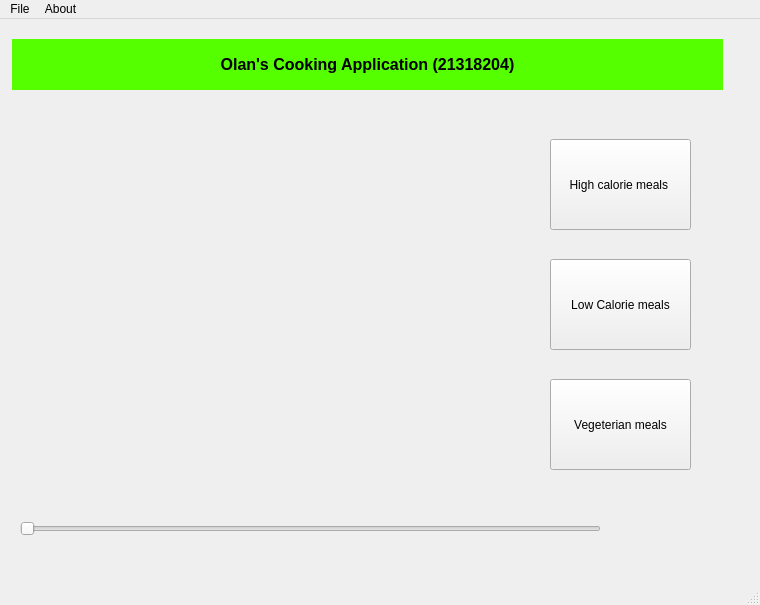
Old version of the form RecipeApplication/mainwindow.ui in the repository olanhealy/Cs4076-EventDrivenProgramming-Project.
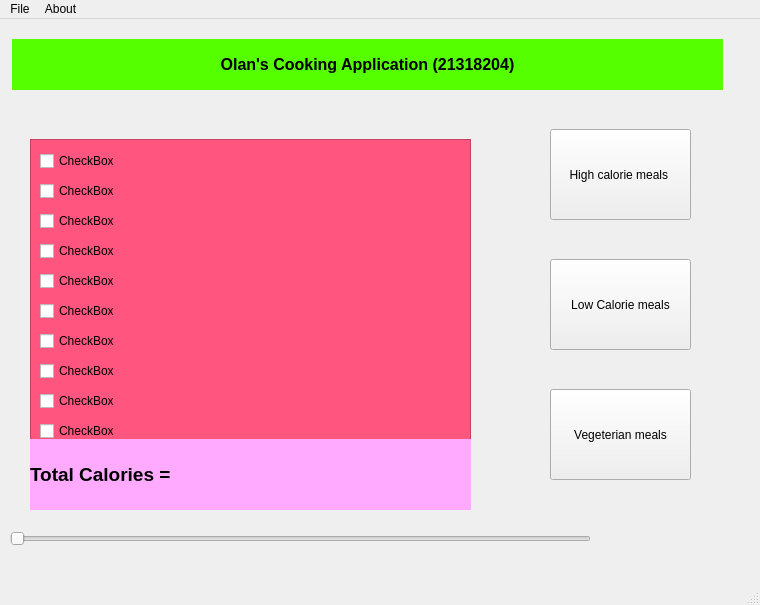
New version of the form. Icons and pictures are not drawn.

Commit message: More done to mainwindow.ui, box made for where recipe will be displayed, starts on radio button. Working on QLayout to get the dimensions of window right, Getting vtable issues with virtual function so took it out *For Now will add back in when work my head around issue*

```diff
--- a/RecipeApplication/mainwindow.ui
+++ b/RecipeApplication/mainwindow.ui
@@ -18,7 +18,7 @@
     <property name="geometry">
      <rect>
       <x>550</x>
-      <y>120</y>
+      <y>110</y>
       <width>141</width>
       <height>91</height>
      </rect>
@@ -44,7 +44,7 @@
     <property name="geometry">
      <rect>
       <x>550</x>
-      <y>360</y>
+      <y>370</y>
       <width>141</width>
       <height>91</height>
      </rect>
@@ -56,8 +56,8 @@
    <widget class="QSlider" name="timeSlider">
     <property name="geometry">
      <rect>
-      <x>20</x>
-      <y>500</y>
+      <x>10</x>
+      <y>510</y>
       <width>581</width>
       <height>20</height>
      </rect>
@@ -69,8 +69,8 @@
    <widget class="QLabel" name="timeTracker">
     <property name="geometry">
      <rect>
-      <x>590</x>
-      <y>500</y>
+      <x>620</x>
+      <y>510</y>
       <width>63</width>
       <height>20</height>
      </rect>
@@ -96,6 +96,176 @@
      <string>&lt;html&gt;&lt;head/&gt;&lt;body&gt;&lt;p align=&quot;center&quot;&gt;&lt;span style=&quot; font-size:12pt; font-weight:700;&quot;&gt;                                                                                       Olan's Cooking Application (21318204)&lt;/span&gt;&lt;/p&gt;&lt;/body&gt;&lt;/html&gt;</string>
     </property>
    </widget>
+   <widget class="QTextBrowser" name="textBrowser">
+    <property name="geometry">
+     <rect>
+      <x>30</x>
+      <y>120</y>
+      <width>441</width>
+      <height>371</height>
+     </rect>
+    </property>
+    <property name="styleSheet">
+     <string notr="true">background-color: rgb(255, 85, 127)</string>
+    </property>
+    <property name="html">
+     <string>&lt;!DOCTYPE HTML PUBLIC &quot;-//W3C//DTD HTML 4.0//EN&quot; &quot;http://www.w3.org/TR/REC-html40/strict.dtd&quot;&gt;
+&lt;html&gt;&lt;head&gt;&lt;meta name=&quot;qrichtext&quot; content=&quot;1&quot; /&gt;&lt;meta charset=&quot;utf-8&quot; /&gt;&lt;style type=&quot;text/css&quot;&gt;
+p, li { white-space: pre-wrap; }
+hr { height: 1px; border-width: 0; }
+li.unchecked::marker { content: &quot;\2610&quot;; }
+li.checked::marker { content: &quot;\2612&quot;; }
+&lt;/style&gt;&lt;/head&gt;&lt;body style=&quot; font-family:'Segoe UI'; font-size:9pt; font-weight:400; font-style:normal;&quot;&gt;
+&lt;p style=&quot;-qt-paragraph-type:empty; margin-top:0px; margin-bottom:0px; margin-left:0px; margin-right:0px; -qt-block-indent:0; text-indent:0px;&quot;&gt;&lt;br /&gt;&lt;/p&gt;&lt;/body&gt;&lt;/html&gt;</string>
+    </property>
+   </widget>
+   <widget class="QCheckBox" name="ingridentOne">
+    <property name="geometry">
+     <rect>
+      <x>40</x>
+      <y>130</y>
+      <width>88</width>
+      <height>24</height>
+     </rect>
+    </property>
+    <property name="text">
+     <string>CheckBox</string>
+    </property>
+   </widget>
+   <widget class="QCheckBox" name="ingridentTwo">
+    <property name="geometry">
+     <rect>
+      <x>40</x>
+      <y>160</y>
+      <width>88</width>
+      <height>24</height>
+     </rect>
+    </property>
+    <property name="text">
+     <string>CheckBox</string>
+    </property>
+   </widget>
+   <widget class="QCheckBox" name="ingridentThree">
+    <property name="geometry">
+     <rect>
+      <x>40</x>
+      <y>190</y>
+      <width>88</width>
+      <height>24</height>
+     </rect>
+    </property>
+    <property name="text">
+     <string>CheckBox</string>
+    </property>
+   </widget>
+   <widget class="QCheckBox" name="ingridentFour">
+    <property name="geometry">
+     <rect>
+      <x>40</x>
+      <y>220</y>
+      <width>88</width>
+      <height>24</height>
+     </rect>
+    </property>
+    <property name="text">
+     <string>CheckBox</string>
+    </property>
+   </widget>
+   <widget class="QCheckBox" name="ingridentFive">
+    <property name="geometry">
+     <rect>
+      <x>40</x>
+      <y>250</y>
+      <width>88</width>
+      <height>24</height>
+     </rect>
+    </property>
+    <property name="text">
+     <string>CheckBox</string>
+    </property>
+   </widget>
+   <widget class="QCheckBox" name="ingridentSix">
+    <property name="geometry">
+     <rect>
+      <x>40</x>
+      <y>280</y>
+      <width>88</width>
+      <height>24</height>
+     </rect>
+    </property>
+    <property name="text">
+     <string>CheckBox</string>
+    </property>
+   </widget>
+   <widget class="QCheckBox" name="ingridentSeven">
+    <property name="geometry">
+     <rect>
+      <x>40</x>
+      <y>310</y>
+      <width>88</width>
+      <height>24</height>
+     </rect>
+    </property>
+    <property name="text">
+     <string>CheckBox</string>
+    </property>
+   </widget>
+   <widget class="QCheckBox" name="ingridentEight">
+    <property name="geometry">
+     <rect>
+      <x>40</x>
+      <y>340</y>
+      <width>88</width>
+      <height>24</height>
+     </rect>
+    </property>
+    <property name="text">
+     <string>CheckBox</string>
+    </property>
+   </widget>
+   <widget class="QCheckBox" name="ingridentNine">
+    <property name="geometry">
+     <rect>
+      <x>40</x>
+      <y>370</y>
+      <width>88</width>
+      <height>24</height>
+     </rect>
+    </property>
+    <property name="text">
+     <string>CheckBox</string>
+    </property>
+   </widget>
+   <widget class="QCheckBox" name="ingridentTen">
+    <property name="geometry">
+     <rect>
+      <x>40</x>
+      <y>400</y>
+      <width>88</width>
+      <height>24</height>
+     </rect>
+    </property>
+    <property name="text">
+     <string>CheckBox</string>
+    </property>
+   </widget>
+   <widget class="QLabel" name="totalCalories">
+    <property name="geometry">
+     <rect>
+      <x>30</x>
+      <y>420</y>
+      <width>441</width>
+      <height>71</height>
+     </rect>
+    </property>
+    <property name="styleSheet">
+     <string notr="true">background-color: 
+rgb(255, 170, 255)</string>
+    </property>
+    <property name="text">
+     <string>&lt;html&gt;&lt;head/&gt;&lt;body&gt;&lt;p&gt;&lt;span style=&quot; font-size:14pt; font-weight:900;&quot;&gt;Total Calories = &lt;/span&gt;&lt;/p&gt;&lt;/body&gt;&lt;/html&gt;</string>
+    </property>
+   </widget>
   </widget>
   <widget class="QMenuBar" name="menubar">
    <property name="geometry">
```
Left out of the diff: 4 changed lines with no effect on the pictures. The commit also changes 28 other files.
